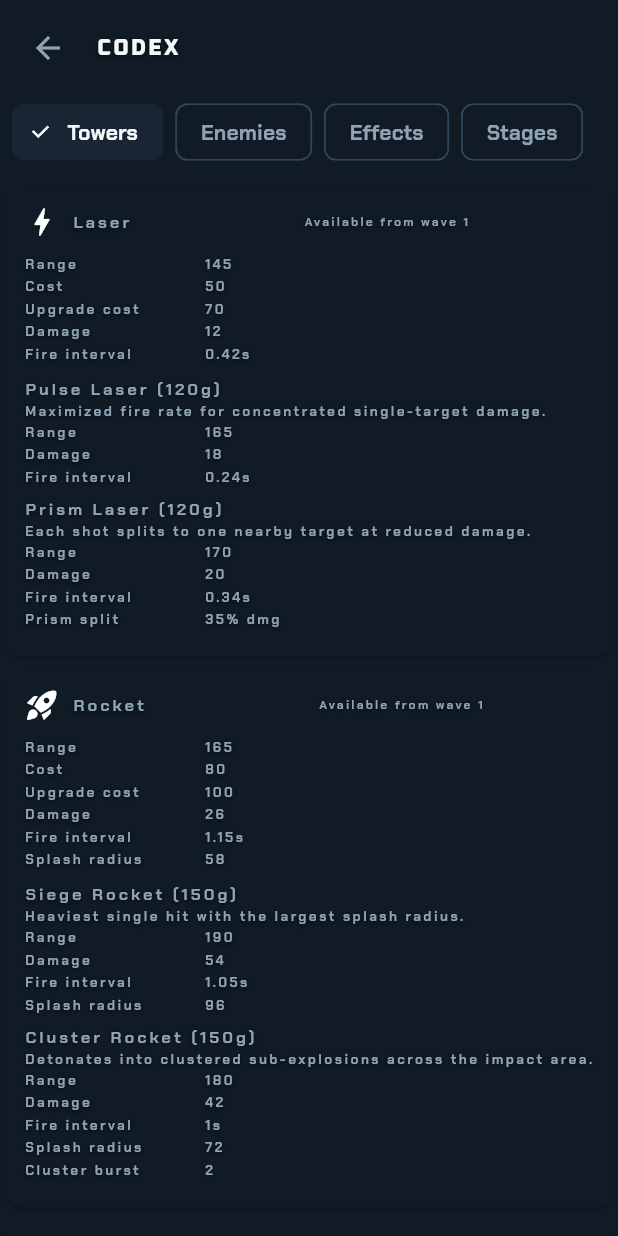
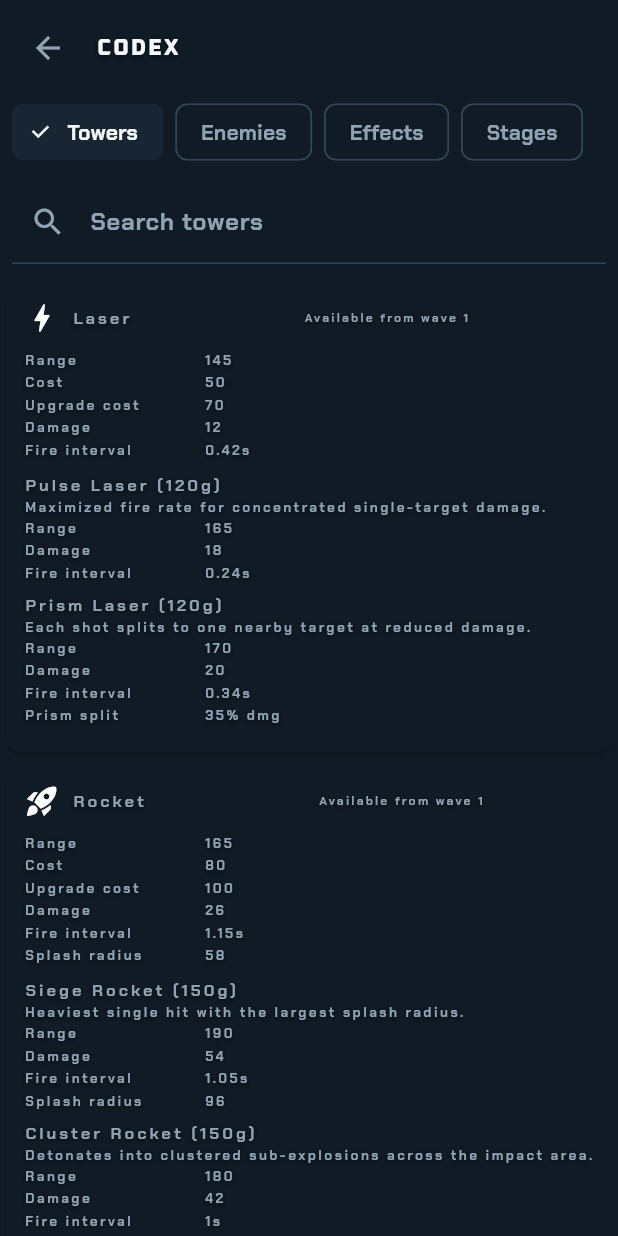
Before and after one commit to cwchanap/orion, a Flutter app: the screen it shows after launch, after a tap on the "menu book" icon, on a phone screen of 412 x 824 dp. Run offline on Flutter 3.47's test engine with Material 3 defaults, Android fonts, the phone set to English and light mode, and no system bars; our stand-ins replace shared_preferences; missing offline and left inert: flame, flame_audio.

Commit message:
feat(HPA-753): searchable codex with drag-to-dismiss keyboard
Filter each codex section through codexMatches over entry searchTerms,
with a per-section search field (search icon, optional Clear, section-
aware placeholder). The header/chips/field chrome clamps text scale at
1.15 while result cards keep scaling fully. Every section ListView,
including zero-result lists, stays keyed with its own controller and
uses AlwaysScrollableScrollPhysics plus onDrag keyboard dismissal; a
NotificationListener on ScrollStart unfocuses the field on user drags
even when the list cannot scroll (Android clamping). Zero results
render an in-list 'No matches in [section]' message, and only a
different chip clears the query.

```diff
--- a/lib/game/ui/codex_view.dart
+++ b/lib/game/ui/codex_view.dart
@@ -25,6 +25,7 @@ class _CodexViewState extends State<CodexView> {
   // One ScrollController per section so each section's scroll offset is
   // preserved independently when the player switches chips.
   late final List<ScrollController> _scrollControllers;
+  final _searchController = TextEditingController();
 
   @override
   void initState() {
@@ -39,7 +40,28 @@ class _CodexViewState extends State<CodexView> {
     for (final controller in _scrollControllers) {
       controller.dispose();
     }
+    _searchController.dispose();
     super.dispose();
+  }
+
+  // Only a different section clears the search: re-tapping the selected
+  // chip keeps the query (and focus) so accidental taps lose nothing.
+  void _selectSection(int index) {
+    if (_section == index) return;
+    FocusScope.of(context).unfocus();
+    setState(() {
+      _section = index;
+      _searchController.clear();
+    });
+  }
+
+  // One path for typed input and programmatic Clear (clear() never calls
+  // onChanged): re-filter and reset the active section's scroll, guarding
+  // against jumpTo while the controller has no clients.
+  void _applySearchUpdate() {
+    setState(() {});
+    final controller = _scrollControllers[_section];
+    if (controller.hasClients) controller.jumpTo(0);
   }
 
   @override
@@ -47,6 +69,13 @@ class _CodexViewState extends State<CodexView> {
     final uiTheme = OrionUiTheme.of(context);
     return Scaffold(
       body: SafeArea(
+        child: Column(
+          crossAxisAlignment: CrossAxisAlignment.stretch,
+          children: [
+            // Compact chrome follows the app convention of clamping text
+            // scale; result cards below keep scaling fully.
+            MediaQuery.withClampedTextScaling(
+              maxScaleFactor: 1.15,
               child: Column(
                 crossAxisAlignment: CrossAxisAlignment.stretch,
                 children: [
@@ -73,13 +102,51 @@ class _CodexViewState extends State<CodexView> {
                           ChoiceChip(
                             label: Text(_sections[i]),
                             selected: _section == i,
-                      onSelected: (_) => setState(() => _section = i),
+                            onSelected: (_) => _selectSection(i),
+                          ),
+                      ],
+                    ),
+                  ),
+                  Padding(
+                    padding: const EdgeInsets.fromLTRB(8, 8, 8, 0),
+                    child: TextField(
+                      controller: _searchController,
+                      onChanged: (_) => _applySearchUpdate(),
+                      decoration: InputDecoration(
+                        prefixIcon: const Icon(Icons.search),
+                        labelText:
+                            'Search ${_sections[_section].toLowerCase()}',
+                        suffixIcon: _searchController.text.isEmpty
+                            ? null
+                            : IconButton(
+                                tooltip: 'Clear',
+                                onPressed: () {
+                                  _searchController.clear();
+                                  _applySearchUpdate();
+                                },
+                                icon: const Icon(Icons.clear),
+                              ),
+                      ),
+                    ),
                   ),
                 ],
               ),
             ),
             const SizedBox(height: 8),
-            Expanded(child: _body()),
+            Expanded(
+              // A user drag (dragDetails != null) unfocuses the search field
+              // immediately — on a clamping list with zero scroll extent the
+              // built-in onDrag dismissal never sees a scroll update.
+              child: NotificationListener<ScrollStartNotification>(
+                onNotification: (notification) {
+                  if (notification.dragDetails != null) {
+                    FocusScope.of(context).unfocus();
+                  }
+                  return false;
+                },
+                child: _body(),
+              ),
+            ),
           ],
         ),
       ),
@@ -89,26 +156,34 @@ class _CodexViewState extends State<CodexView> {
   Widget _body() {
     final uiTheme = OrionUiTheme.of(context);
     final controller = _scrollControllers[_section];
-    return switch (_section) {
-      0 => ListView(
-        key: PageStorageKey<int>(_section),
-        controller: controller,
-        children: [for (final t in CodexData.towers) _towerCard(t)],
-      ),
-      1 => ListView(
-        key: PageStorageKey<int>(_section),
-        controller: controller,
-        children: [
-          for (final tr in CodexData.traits) _line(tr.label, tr.effect),
-          const Divider(),
-          for (final e in CodexData.enemies) _enemyCard(e),
-        ],
-      ),
-      2 => ListView(
-        key: PageStorageKey<int>(_section),
-        controller: controller,
-        children: [
-          for (final ef in CodexData.effects)
+    final query = _searchController.text;
+    List<Widget> children;
+    switch (_section) {
+      case 0:
+        children = [
+          for (final t in CodexData.towers.where(
+            (t) => codexMatches(query, t.searchTerms),
+          ))
+            _towerCard(t),
+        ];
+      case 1:
+        final traits = CodexData.traits
+            .where((tr) => codexMatches(query, tr.searchTerms))
+            .toList();
+        final enemies = CodexData.enemies
+            .where((e) => codexMatches(query, e.searchTerms))
+            .toList();
+        children = [
+          for (final tr in traits) _line(tr.label, tr.effect),
+          // The divider only makes sense between the two groups.
+          if (traits.isNotEmpty && enemies.isNotEmpty) const Divider(),
+          for (final e in enemies) _enemyCard(e),
+        ];
+      case 2:
+        children = [
+          for (final ef in CodexData.effects.where(
+            (ef) => codexMatches(query, ef.searchTerms),
+          ))
             Card(
               child: Padding(
                 padding: const EdgeInsets.all(12),
@@ -143,16 +218,36 @@ class _CodexViewState extends State<CodexView> {
                 ),
               ),
             ),
-        ],
-      ),
-      _ => ListView(
+        ];
+      default:
+        children = [
+          for (final s in CodexData.stagesFor(
+            widget.progress,
+          ).where((s) => codexMatches(query, s.searchTerms)))
+            _stageCard(s),
+        ];
+    }
+    // Zero results stay inside the same ListView (same key, controller and
+    // always-scrollable drag behavior) rather than swapping in a Center.
+    if (children.isEmpty) children = [_noMatches()];
+    return ListView(
       key: PageStorageKey<int>(_section),
       controller: controller,
-        children: [
-          for (final s in CodexData.stagesFor(widget.progress)) _stageCard(s),
-        ],
+      keyboardDismissBehavior: ScrollViewKeyboardDismissBehavior.onDrag,
+      physics: const AlwaysScrollableScrollPhysics(),
+      children: children,
+    );
+  }
+
+  Widget _noMatches() {
+    final uiTheme = OrionUiTheme.of(context);
+    return Padding(
+      padding: const EdgeInsets.all(16),
+      child: Text(
+        'No matches in ${_sections[_section]}',
+        style: OrionTypography.microLabel(color: uiTheme.textMuted),
       ),
-    };
+    );
   }
 
   Widget _towerCard(CodexTowerEntry t) {
```
Also changed, not shown: 1 other file. Lines whose indentation alone changed are shown as unchanged.
